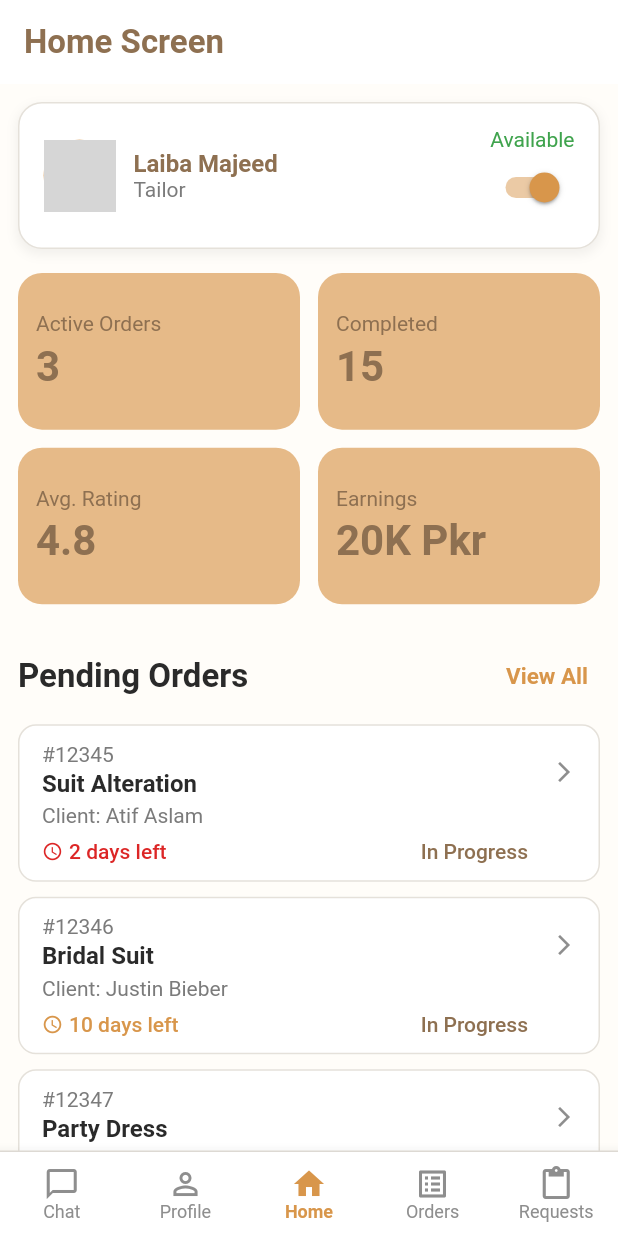
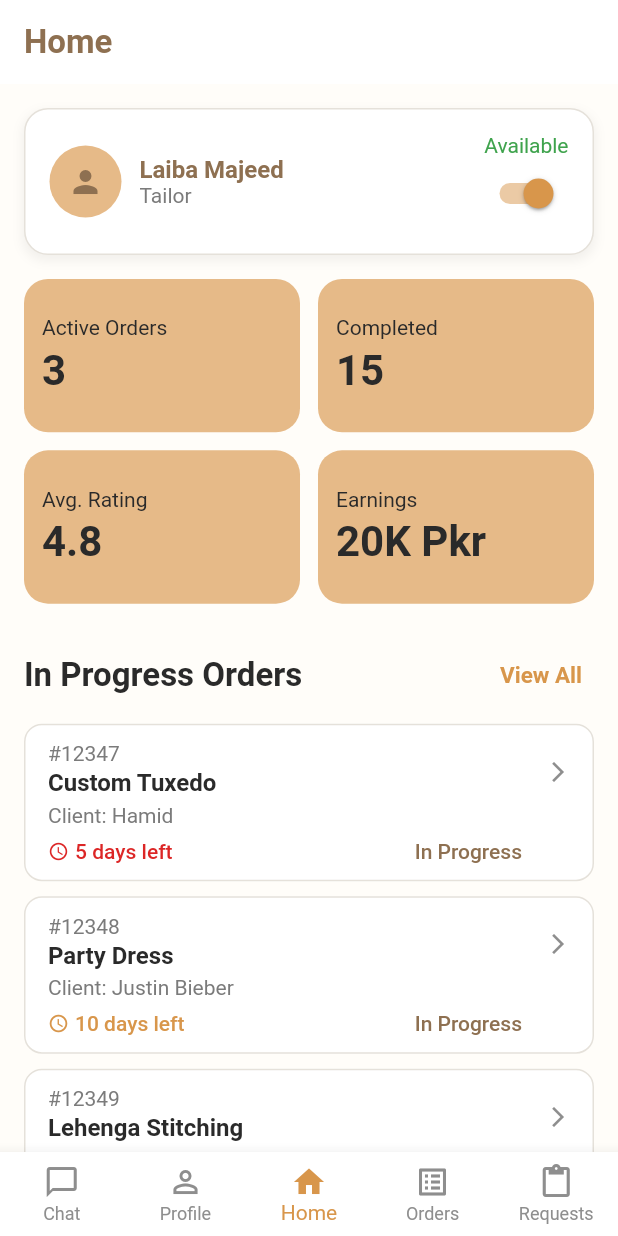
Before and after one commit to ToobaFayyaz55/stitchanda_tailor, a Flutter app: the screen it shows after launch, on a phone screen of 412 x 824 dp. Run offline on Flutter 3.47's test engine with Material 3 defaults, Android fonts, the light colour scheme and no system bars; our stand-ins replace cloud_firestore, firebase_auth, firebase_core, firebase_storage, image_picker; accounts and stored records are empty; generated files the repository leaves out were written again; Roboto replaces fonts that are missing (Poppins); grey boxes are pictures that could not be loaded.

Commit message:
Added Order screen and Changed the UI of Home little bit

```diff
--- /dev/null
+++ b/lib/data/mock_data.dart
@@ -0,0 +1,63 @@
+enum OrderStatus { pending, inProgress, completed }
+
+class Order {
+  final String id;
+  final String title;
+  final String client;
+  final String daysLeft;
+  final String price;
+  final OrderStatus status;
+
+  Order({
+    required this.id,
+    required this.title,
+    required this.client,
+    required this.daysLeft,
+    required this.price,
+    required this.status,
+  });
+}
+
+// ✅ Updated List with Pending Included
+final List<Order> mockOrders = [
+  Order(
+    id: '#12345',
+    title: 'Suit Alteration',
+    client: 'Atif Aslam',
+    daysLeft: '2 days left',
+    price: '1000 Pkr',
+    status: OrderStatus.pending,
+  ),
+  Order(
+    id: '#12346',
+    title: 'Bridal Suit',
+    client: 'Atif Aslam',
+    daysLeft: '10 days left',
+    price: '9000 Pkr',
+    status: OrderStatus.completed,
+  ),
+  Order(
+    id: '#12347',
+    title: 'Custom Tuxedo',
+    client: 'Hamid',
+    daysLeft: '5 days left',
+    price: '8000 Pkr',
+    status: OrderStatus.inProgress,
+  ),
+  Order(
+    id: '#12348',
+    title: 'Party Dress',
+    client: 'Justin Bieber',
+    daysLeft: '10 days left',
+    price: '5500 Pkr',
+    status: OrderStatus.inProgress,
+  ),
+  Order(
+    id: '#12349',
+    title: 'Lehenga Stitching',
+    client: 'Tooba Fayyaz',
+    daysLeft: '28 days left',
+    price: '7000 Pkr',
+    status: OrderStatus.inProgress,
+  ),
+];
--- /dev/null
+++ b/lib/view/base/custom_bottom_nav_bar.dart
@@ -0,0 +1,55 @@
+import 'package:flutter/material.dart';
+import '../../theme/theme.dart';
+import 'package:stichanda_tailor/view/screens/home_screen.dart';
+import 'package:stichanda_tailor/view/screens/orders_screen.dart';
+
+class CustomBottomNavBar extends StatelessWidget {
+  final int activeIndex; // ✅ NEW dynamic active tab support
+
+  const CustomBottomNavBar({super.key, required this.activeIndex});
+
+  void _onItemTapped(BuildContext context, int index) {
+    if (index == activeIndex) return; // Prevent re-navigation
+
+    switch (index) {
+      case 2:
+        Navigator.pushReplacement(
+          context,
+          MaterialPageRoute(builder: (context) => const HomeScreen()),
+        );
+        break;
+
+      case 3:
+        Navigator.pushReplacement(
+          context,
+          MaterialPageRoute(builder: (context) => const OrdersScreen()),
+        );
+        break;
+
+      default:
+        ScaffoldMessenger.of(context).showSnackBar(
+          const SnackBar(content: Text('Screen not implemented yet')),
+        );
+    }
+  }
+
+  @override
+  Widget build(BuildContext context) {
+    return BottomNavigationBar(
+      currentIndex: activeIndex,
+      onTap: (index) => _onItemTapped(context, index),
+      backgroundColor: AppColors.surface,
+      selectedItemColor: AppColors.caramel,
+      unselectedItemColor: AppColors.iconGrey,
+      showUnselectedLabels: true,
+      type: BottomNavigationBarType.fixed,
+      items: const [
+        BottomNavigationBarItem(icon: Icon(Icons.chat_bubble_outline), label: 'Chat'),
+        BottomNavigationBarItem(icon: Icon(Icons.person_outline), label: 'Profile'),
+        BottomNavigationBarItem(icon: Icon(Icons.home), label: 'Home'),
+        BottomNavigationBarItem(icon: Icon(Icons.list_alt), label: 'Orders'),
+        BottomNavigationBarItem(icon: Icon(Icons.content_paste), label: 'Requests'),
+      ],
+    );
+  }
+}
--- a/lib/view/screens/home_screen.dart
+++ b/lib/view/screens/home_screen.dart
@@ -1,56 +1,25 @@
+// lib/view/home/home_screen.dart
 import 'package:flutter/material.dart';
 import 'package:stichanda_tailor/theme/theme.dart';
-
-// --- Dummy Data ---
-class Order {
-  final String id;
-  final String title;
-  final String client;
-  final String daysLeft;
-
-  Order({
-    required this.id,
-    required this.title,
-    required this.client,
-    required this.daysLeft,
-  });
-}
-
-final List<Order> pendingOrders = [
-  Order(
-    id: '#12345',
-    title: 'Suit Alteration',
-    client: 'Atif Aslam',
-    daysLeft: '2 days left',
-  ),
-  Order(
-    id: '#12346',
-    title: 'Bridal Suit',
-    client: 'Justin Bieber',
-    daysLeft: '10 days left',
-  ),
-  Order(
-    id: '#12347',
-    title: 'Party Dress',
-    client: 'Tooba Fayyaz',
-    daysLeft: '28 days left',
-  ),
-];
-// -----------------
+import '../../data/mock_data.dart';
+import '../base/custom_bottom_nav_bar.dart';
 
 class HomeScreen extends StatelessWidget {
   const HomeScreen({super.key});
 
   @override
   Widget build(BuildContext context) {
+    // show orders with status = inProgress on this Home screen
+    final List<Order> inProgressOrders =
+    mockOrders.where((o) => o.status == OrderStatus.inProgress).toList();
+
     return Scaffold(
       appBar: AppBar(
-        title: const Text('Home Screen'), // Matches the text in the image
-        // The rest of the styling comes from appBarTheme in theme.dart
+        title: const Text('Home'),
       ),
       body: SingleChildScrollView(
         child: Padding(
-          padding: const EdgeInsets.all(12.0),
+          padding: const EdgeInsets.all(16.0),
           child: Column(
             crossAxisAlignment: CrossAxisAlignment.start,
             children: [
@@ -58,35 +27,36 @@ class HomeScreen extends StatelessWidget {
               const SizedBox(height: 16),
               const StatsGrid(),
               const SizedBox(height: 24),
-              _buildPendingOrdersHeader(context),
+              _buildOrdersHeader(context),
               const SizedBox(height: 8),
-              ...pendingOrders.map((order) => PendingOrderTile(order: order)).toList(),
+              // build each order tile
+              ...inProgressOrders.map((order) => PendingOrderTile(order: order)).toList(),
             ],
           ),
         ),
       ),
-      bottomNavigationBar: const CustomBottomNavBar(),
+      bottomNavigationBar: const CustomBottomNavBar(activeIndex: 2),
     );
   }
 
-  Widget _buildPendingOrdersHeader(BuildContext context) {
+  Widget _buildOrdersHeader(BuildContext context) {
     return Row(
       mainAxisAlignment: MainAxisAlignment.spaceBetween,
       children: [
         Text(
-          'Pending Orders',
-          style: Theme.of(context).textTheme.titleLarge, // Using titleLarge for section heading
+          'In Progress Orders',
+          style: Theme.of(context).textTheme.titleLarge,
         ),
         TextButton(
           onPressed: () {},
-          child: const Text('View All'), // Styled by textButtonTheme
+          child: const Text('View All'),
         ),
       ],
     );
   }
 }
 
-// --- 1. Profile Header Card ---
+/// ---------------- Profile Header Card ----------------
 class ProfileHeaderCard extends StatefulWidget {
   const ProfileHeaderCard({super.key});
 
@@ -102,9 +72,9 @@ class _ProfileHeaderCardState extends State<ProfileHeaderCard> {
     return Container(
       padding: const EdgeInsets.all(16),
       decoration: BoxDecoration(
-        color: AppColors.surface, // From your theme
+        color: AppColors.surface,
         borderRadius: BorderRadius.circular(16),
-        border: Border.all(color: AppColors.outline), // Soft border
+        border: Border.all(color: AppColors.outline),
         boxShadow: [
           BoxShadow(
             color: Colors.black.withOpacity(0.05),
@@ -118,8 +88,8 @@ class _ProfileHeaderCardState extends State<ProfileHeaderCard> {
         children: [
           const CircleAvatar(
             radius: 24,
-            backgroundImage: AssetImage('assets/images/laiba.png'), // Placeholder
             backgroundColor: AppColors.beige,
+            child: Icon(Icons.person, color: AppColors.deepBrown),
           ),
           const SizedBox(width: 12),
           Column(
@@ -129,12 +99,12 @@ class _ProfileHeaderCardState extends State<ProfileHeaderCard> {
                 'Laiba Majeed',
                 style: Theme.of(context).textTheme.bodyLarge!.copyWith(
                   fontWeight: FontWeight.w600,
-                  color: AppColors.deepBrown, // Use deepBrown for primary text
+                  color: AppColors.deepBrown,
                 ),
               ),
               Text(
                 'Tailor',
-                style: Theme.of(context).textTheme.bodyMedium, // Use bodyMedium for subtitle
+                style: Theme.of(context).textTheme.bodyMedium,
               ),
             ],
           ),
@@ -143,7 +113,7 @@ class _ProfileHeaderCardState extends State<ProfileHeaderCard> {
             crossAxisAlignment: CrossAxisAlignment.end,
             children: [
               Text(
-                'Available',
+                _isAvailable ? 'Available' : 'Offline',
                 style: Theme.of(context).textTheme.bodyMedium!.copyWith(
                   color: _isAvailable ? AppColors.success : AppColors.textGrey,
                 ),
@@ -155,7 +125,7 @@ class _ProfileHeaderCardState extends State<ProfileHeaderCard> {
                     _isAvailable = value;
                   });
                 },
-                activeColor: AppColors.caramel, // Main accent
+                activeColor: AppColors.caramel,
                 inactiveThumbColor: AppColors.iconGrey,
                 inactiveTrackColor: AppColors.outline,
               ),
@@ -167,7 +137,7 @@ class _ProfileHeaderCardState extends State<ProfileHeaderCard> {
   }
 }
 
-// --- 2. Stats Grid ---
+/// ---------------- Stats Grid ----------------
 class StatsGrid extends StatelessWidget {
   const StatsGrid({super.key});
 
@@ -178,8 +148,8 @@ class StatsGrid extends StatelessWidget {
       crossAxisCount: 2,
       crossAxisSpacing: 12,
       mainAxisSpacing: 12,
-      childAspectRatio: 1.8, // Adjust for desired card shape
-      physics: const NeverScrollableScrollPhysics(), // Important for nested scroll views
+      childAspectRatio: 1.8,
+      physics: const NeverScrollableScrollPhysics(),
       children: const [
         _StatCard(title: 'Active Orders', value: '3'),
         _StatCard(title: 'Completed', value: '15'),
@@ -193,7 +163,6 @@ class StatsGrid extends StatelessWidget {
 class _StatCard extends StatelessWidget {
   final String title;
   final String value;
-
   const _StatCard({required this.title, required this.value});
 
   @override
@@ -201,7 +170,7 @@ class _StatCard extends StatelessWidget {
     return Container(
       padding: const EdgeInsets.all(12),
       decoration: BoxDecoration(
-        color: AppColors.beige, // Lighter accent color
+        color: AppColors.beige,
         borderRadius: BorderRadius.circular(16),
       ),
       child: Column(
@@ -211,15 +180,15 @@ class _StatCard extends StatelessWidget {
           Text(
             title,
             style: Theme.of(context).textTheme.bodyMedium!.copyWith(
-              color: AppColors.deepBrown,
+              color: AppColors.textBlack,
             ),
           ),
           const SizedBox(height: 4),
           Text(
             value,
             style: Theme.of(context).textTheme.titleLarge!.copyWith(
-              color: AppColors.deepBrown,
-              fontSize: 28, // Slightly larger for impact
+              color: AppColors.textBlack,
+              fontSize: 28,
             ),
           ),
         ],
@@ -228,133 +197,75 @@ class _StatCard extends StatelessWidget {
   }
 }
 
-// --- 3. Pending Order Tile ---
+/// ---------------- Pending Order Tile ----------------
 class PendingOrderTile extends StatelessWidget {
   final Order order;
+  const PendingOrderTile({super.key, required this.order});
 
-  const PendingOrderTile({super.key, required this.order});
+  Color _getDaysLeftColor(String daysLeft) {
+    final int days = int.tryParse(daysLeft.split(' ')[0]) ?? 99;
+    if (days <= 5) return AppColors.error;
+    if (days <= 15) return AppColors.caramel;
+    return AppColors.success;
+  }
 
   @override
   Widget build(BuildContext context) {
+    final statusColor = _getDaysLeftColor(order.daysLeft);
+
     return Card(
-      elevation: 0, // Remove default card elevation
+      elevation: 0,
       margin: const EdgeInsets.only(bottom: 10),
       shape: RoundedRectangleBorder(
         borderRadius: BorderRadius.circular(12),
-        side: const BorderSide(color: AppColors.outline), // Use outline for border
+        side: const BorderSide(color: AppColors.outline),
       ),
       child: ListTile(
         contentPadding: const EdgeInsets.symmetric(horizontal: 16, vertical: 8),
         title: Column(
           crossAxisAlignment: CrossAxisAlignment.start,
           children: [
-            Text(
-              order.id,
-              style: Theme.of(context).textTheme.bodyMedium,
-            ),
+            Text(order.id, style: Theme.of(context).textTheme.bodyMedium),
             const SizedBox(height: 2),
-            Text(
-              order.title,
+            Text(order.title,
                 style: Theme.of(context).textTheme.bodyLarge!.copyWith(
                   fontWeight: FontWeight.w600,
                   color: AppColors.textBlack,
-              ),
-            ),
+                )),
             const SizedBox(height: 4),
-            Text(
-              'Client: ${order.client}',
+            Text('Client: ${order.client}',
                 style: Theme.of(context).textTheme.bodyMedium!.copyWith(
                   color: AppColors.textGrey,
-              ),
-            ),
+                )),
           ],
         ),
         subtitle: Padding(
           padding: const EdgeInsets.only(top: 8.0),
           child: Row(
             children: [
-              Icon(Icons.access_time, size: 14, color: _getDaysLeftColor(order.daysLeft)),
+              Icon(Icons.access_time, size: 14, color: statusColor),
               const SizedBox(width: 4),
-              Text(
-                order.daysLeft,
+              Text(order.daysLeft,
                   style: Theme.of(context).textTheme.bodyMedium!.copyWith(
-                  color: _getDaysLeftColor(order.daysLeft),
+                    color: statusColor,
                     fontWeight: FontWeight.w500,
-                ),
-              ),
+                  )),
               const Spacer(),
               Text(
-                'In Progress',
+                order.status == OrderStatus.completed ? 'Completed' : 'In Progress',
                 style: Theme.of(context).textTheme.bodyMedium!.copyWith(
-                  color: AppColors.deepBrown, // A soft color for status
+                  color: AppColors.deepBrown,
                   fontWeight: FontWeight.w500,
                 ),
               ),
             ],
           ),
         ),
-        trailing: Icon(
-          Icons.arrow_forward_ios,
-          size: 16,
-          color: AppColors.iconGrey,
-        ),
+        trailing: Icon(Icons.arrow_forward_ios, size: 16, color: AppColors.iconGrey),
         onTap: () {
-          // Navigate to order details
+          // TODO: navigate to order detail screen
         },
       ),
     );
   }
-
-  // Helper to change color based on urgency
-  Color _getDaysLeftColor(String daysLeft) {
-    final int days = int.tryParse(daysLeft.split(' ')[0]) ?? 99;
-    if (days <= 5) {
-      return AppColors.error; // Red for urgent
-    } else if (days <= 15) {
-      return AppColors.caramel; // Caramel for getting close
-    } else {
-      return AppColors.success; // Green/Success for long time left
 }
-  }
-}
-
-// --- 4. Custom Bottom Navigation Bar ---
-class CustomBottomNavBar extends StatelessWidget {
-  const CustomBottomNavBar({super.key});
-
-  @override
-  Widget build(BuildContext context) {
-    return Container(
-      decoration: BoxDecoration(
-        color: AppColors.surface,
-        border: Border(
-          top: BorderSide(color: AppColors.outline),
-        ),
-      ),
-      child: BottomNavigationBar(
-        currentIndex: 2, // Highlight 'Home'
-        backgroundColor: AppColors.surface,
-        selectedItemColor: AppColors.caramel, // Caramel for active item
-        unselectedItemColor: AppColors.iconGrey, // IconGrey for inactive items
-        showUnselectedLabels: true,
-        type: BottomNavigationBarType.fixed, // To show all labels
-        selectedLabelStyle: Theme.of(context).textTheme.bodyMedium!.copyWith(
-          fontSize: 12,
-          fontWeight: FontWeight.w600,
-          color: AppColors.caramel,
-        ),
-        unselectedLabelStyle: Theme.of(context).textTheme.bodyMedium!.copyWith(
-          fontSize: 12,
-          color: AppColors.iconGrey,
-        ),
-        items: const [
-          BottomNavigationBarItem(icon: Icon(Icons.chat_bubble_outline), label: 'Chat'),
-          BottomNavigationBarItem(icon: Icon(Icons.person_outline), label: 'Profile'),
-          BottomNavigationBarItem(icon: Icon(Icons.home), label: 'Home'),
-          BottomNavigationBarItem(icon: Icon(Icons.list_alt), label: 'Orders'),
-          BottomNavigationBarItem(icon: Icon(Icons.content_paste), label: 'Requests'),
-        ],
-      ),
-    );
-  }
-}
```
Also changed, not shown: lib/view/screens/orders_screen.dart (added, +283 -0 lines). Lines whose indentation alone changed are shown as unchanged.
